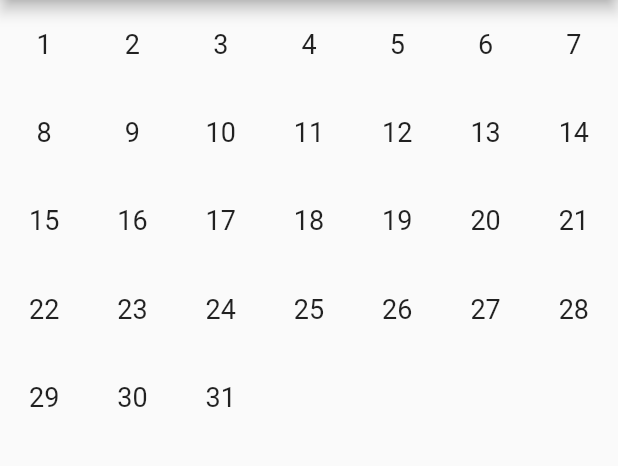
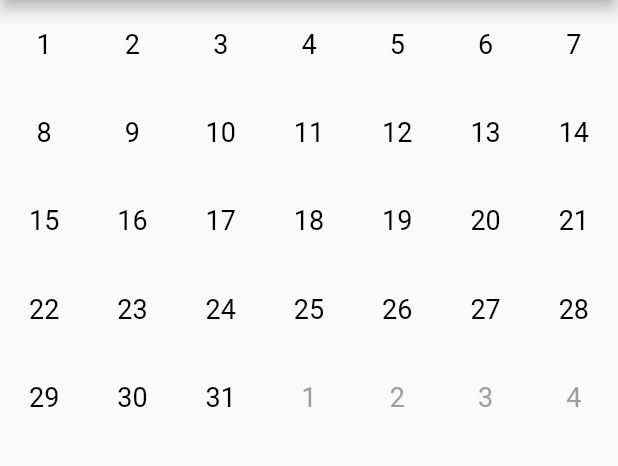
Before and after one commit to bizsandfox/diet_app, a Flutter app: the screen it shows after launch, on a phone screen of 412 x 824 dp, the part 84-550 px from its top. Run offline on Flutter 3.47's test engine with Material 2 defaults, Android fonts, the phone set to English and light mode, and no system bars.

Commit message:
다른 달의 날짜는 비활성화 표시

```diff
--- a/lib/calendar.dart
+++ b/lib/calendar.dart
@@ -1,6 +1,30 @@
 class Calendar {
-  static int getLastDayOfMonth(DateTime dateTime) {
-    var _datetime =  DateTime(dateTime.year, dateTime.month + 1, 1);
+  final int year;
+  final int month;
+  final int day;
+
+  Calendar(this.year, this.month, this.day);
+
+  Calendar.fromDateTime(DateTime dateTime)
+      : year = dateTime.year,
+        month = dateTime.month,
+        day = dateTime.day;
+
+  int getLastDayOfMonth() {
+    var _datetime = DateTime(year, month + 1, 1);
     return _datetime.subtract(const Duration(days: 1)).day;
   }
+
+  List<DateTime> getDaysOfCalendar() {
+    const calendarSize = 35;
+
+    var firstDayOfMonth = DateTime(year, month, 1);
+    var firstDayOfCalendar = DateTime(year, month, 1)
+        .subtract(Duration(days: DateTime.daysPerWeek - firstDayOfMonth.weekday));
+
+    var daysOfMonth = List<DateTime>.generate(
+        calendarSize, (index) => firstDayOfCalendar.add(Duration(days: index)));
+
+    return daysOfMonth;
+  }
 }
--- a/lib/widgets/day.dart
+++ b/lib/widgets/day.dart
@@ -1,14 +1,15 @@
-import 'package:flutter/cupertino.dart';
+import 'package:flutter/material.dart';
 
 class Day extends StatelessWidget {
-  const Day({Key? key, required this.day}) : super(key: key);
+  const Day({Key? key, required this.day, this.isActive = false}) : super(key: key);
 
   final int day;
-
-  final _fontSize = const TextStyle(fontSize: 18);
+  final bool isActive;
 
   @override
   Widget build(BuildContext context) {
+    var _fontSize = TextStyle(fontSize: 18, color: isActive ? Colors.black : Colors.grey);
+
     return Center(child: Text(day.toString(), style: _fontSize));
   }
 }
--- a/lib/widgets/month.dart
+++ b/lib/widgets/month.dart
@@ -12,10 +12,9 @@ class Month extends StatelessWidget {
   Widget build(BuildContext context) {
     var _firstDayOfMonth = DateTime(year, month, 1);
 
-    final _days = List<int>.generate(Calendar.getLastDayOfMonth(_firstDayOfMonth),
-        (index) => _firstDayOfMonth.add(Duration(days: index)).day);
+    final _days = Calendar.fromDateTime(_firstDayOfMonth).getDaysOfCalendar();
 
     return GridView.count(
-        crossAxisCount: DateTime.daysPerWeek, children: _days.map((e) => Day(day: e).build(context)).toList());
+        crossAxisCount: DateTime.daysPerWeek, children: _days.map((e) => Day(day: e.day, isActive: e.month == _firstDayOfMonth.month,).build(context)).toList());
   }
 }
```
Also changed, not shown: 1 other file.
